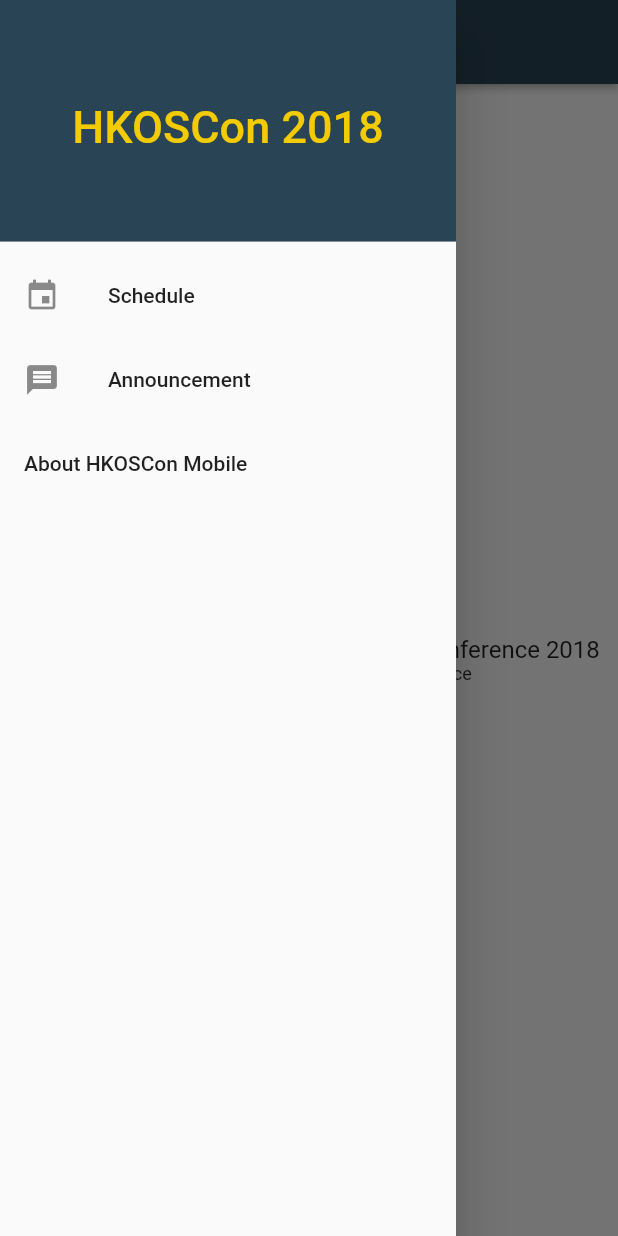
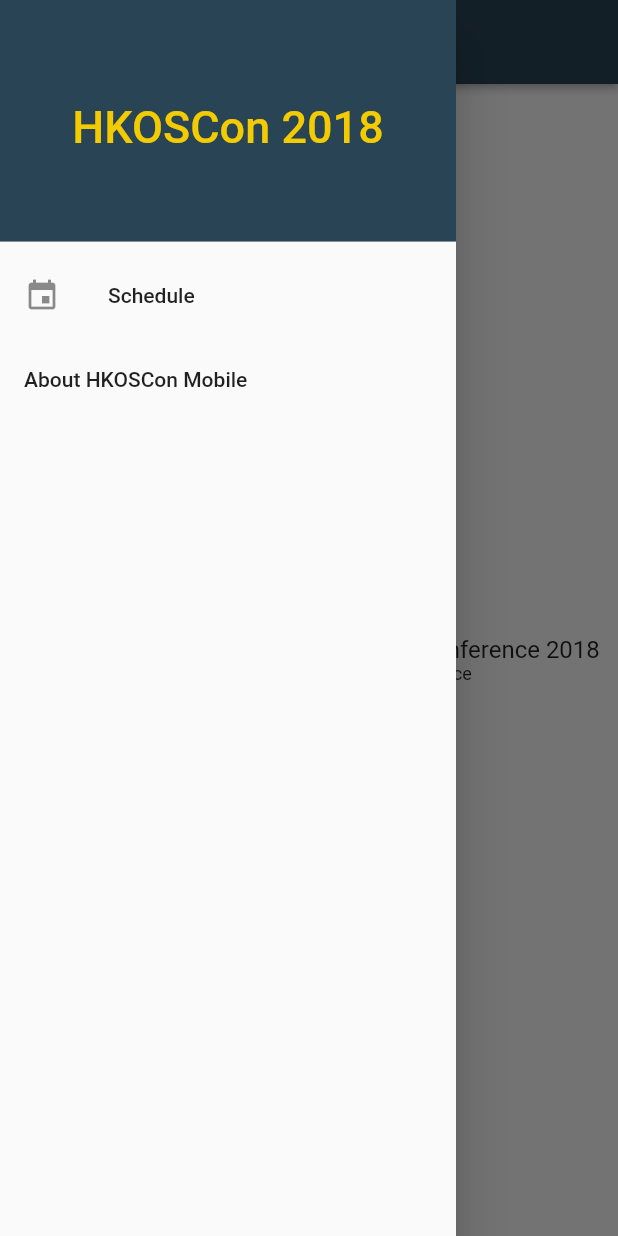
Before and after one commit to 404busters/hkoscon_client, a Flutter app: the screen it shows after launch, with the side drawer open, on a phone screen of 412 x 824 dp. Run offline on Flutter 3.47's test engine with Material 2 defaults, Android fonts, the phone set to English and light mode, and no system bars.

Commit message:
Fix container

```diff
--- a/lib/app/container.dart
+++ b/lib/app/container.dart
@@ -20,18 +20,12 @@ class _AppContainerState extends State<AppContainer> {
         title: 'Schedule',
         icon: Icons.event,
         route: '/schedule',
-      ),
-
-      new DrawerItem(
-        title: 'Announcement',
-        icon: Icons.message,
-        route: '/',
       )
     ]);
   }
 
   Widget buildAppBar() {
-    Text title = new Text(
+    Text title = const Text(
         AppTitle,
         style: const TextStyle(
             color: SecondaryColor
@@ -46,13 +40,10 @@ class _AppContainerState extends State<AppContainer> {
 
   @override
   Widget build(BuildContext context) {
-    return new DefaultTabController(
-      length: 2,
-      child: new Scaffold(
-        appBar: this.buildAppBar(),
-        body: widget.child,
-        drawer: this.buildDrawer(context),
-      ),
+    return new Scaffold(
+      appBar: this.buildAppBar(),
+      body: widget.child,
+      drawer: this.buildDrawer(context),
     );
   }
 }
```
